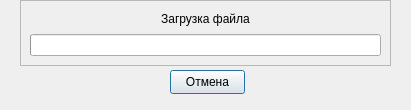
First picture: the form in ui/progressbar.ui, repository sofiskor/my_app_, before the edit.
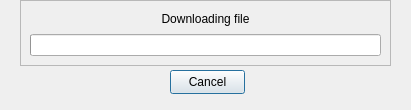
Second picture: the form after the edit.

Commit message: немного обновлен интерфейс, добавлены комментарии

```diff
--- a/ui/progressbar.ui
+++ b/ui/progressbar.ui
@@ -23,7 +23,7 @@
     </rect>
    </property>
    <property name="text">
-    <string>Отмена</string>
+    <string>Cancel</string>
    </property>
   </widget>
   <widget class="QFrame" name="frame">
@@ -48,7 +48,7 @@
        <enum>Qt::RightToLeft</enum>
       </property>
       <property name="text">
-       <string>Загрузка файла</string>
+       <string>Downloading file</string>
       </property>
       <property name="alignment">
        <set>Qt::AlignCenter</set>
```
Left out of the diff: 2 changed lines with no effect on the pictures. The commit also changes 7 other files.
